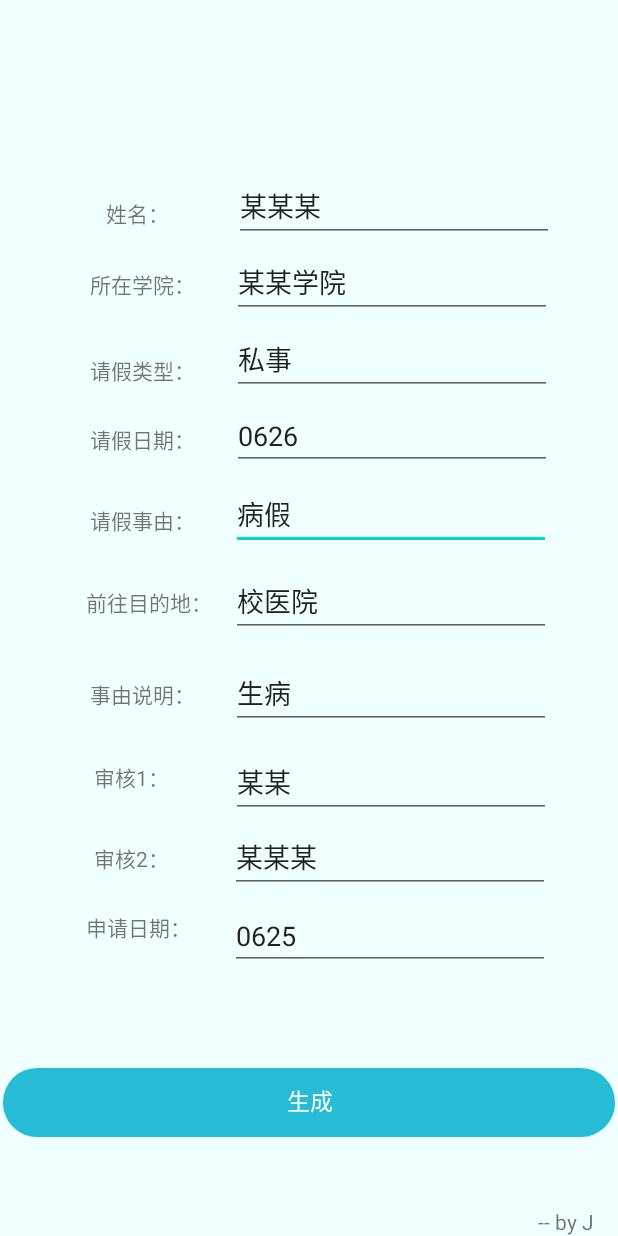
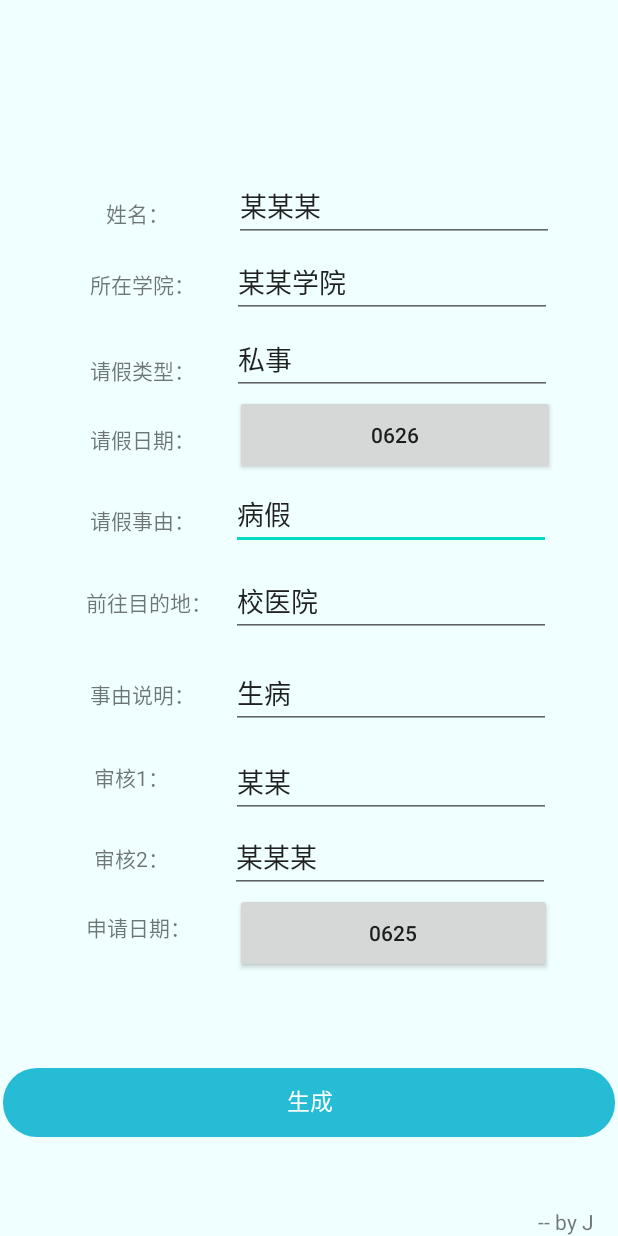
Before and after one commit to Jepson-Song/leave, an Android app: the screen it shows after launch (MainActivity), on a phone screen of 412 x 824 dp. Run offline under Robolectric (Android 15) with nearby library versions, the phone set to English and light mode, and no system bars.

Commit message:
增加从日历选择日期功能

```diff
--- a/app/src/main/java/com/example/test/MainActivity.java
+++ b/app/src/main/java/com/example/test/MainActivity.java
@@ -3,6 +3,7 @@ package com.example.test;
 import androidx.appcompat.app.AppCompatActivity;
 
 import android.Manifest;
+import android.app.DatePickerDialog;
 import android.content.Context;
 import android.content.Intent;
 import android.content.SharedPreferences;
@@ -12,14 +13,17 @@ import android.os.Bundle;
 import android.os.Environment;
 import android.os.Handler;
 import android.os.Message;
+import android.text.TextUtils;
 import android.util.Log;
 import android.view.View;
 import android.webkit.WebSettings;
 import android.webkit.WebView;
 import android.webkit.WebViewClient;
 import android.widget.Button;
+import android.widget.DatePicker;
 import android.widget.EditText;
 import android.widget.TextView;
+import android.widget.TimePicker;
 import android.widget.Toast;
 
 import com.example.test.ui.ProgressButton;
@@ -36,7 +40,11 @@ import java.io.IOException;
 import java.io.InputStream;
 import java.io.InputStreamReader;
 import java.io.OutputStream;
+import java.text.SimpleDateFormat;
+import java.util.Calendar;
+import java.util.Date;
 import java.util.LinkedList;
+import java.util.Locale;
 
 public class MainActivity extends AppCompatActivity {
     private static final String TAG = "MainActivity";
@@ -45,9 +53,9 @@ public class MainActivity extends AppCompatActivity {
 
     //private Button btCreate;
     //private TextView tvName, tvSchool, tvType, tvDate, tvReason, tvDestination, tvExplain, tvReviewer1, tvReviewer2;
-    private EditText etName, etSchool, etType, etDate, etReason, etDestination, etExplain, etReviewer1, etReviewer2, etAppicationDate;
+    private EditText etName, etSchool, etType,  etReason, etDestination, etExplain, etReviewer1, etReviewer2;//etDate,etAppicationDate;
     private String strName, strSchool, strType, strDate, strReason, strDestination, strExplain, strReviewer1, strReviewer2;
-    private int intDate, intMonth, intDay;
+    private int intDate, intYear, intMonth, intDay;
     private String strMonth, strDay, strName2, strReviewer12, strReviewer22;
 
     private String leaveName = "请假.html";
@@ -62,7 +70,7 @@ public class MainActivity extends AppCompatActivity {
     private String strEnd = "2020-06-28 19时";
     private String strApplicationTime = "06-25 12:14";
     private String strApplicationDate, strApplicationMonth, strApplicationDay;
-    private int intApplicationDate, intApplicationMonth, intApplicationDay;
+    private int intApplicationDate, intApplicationYear, intApplicationMonth, intApplicationDay;
     private String strRev1Pass = "四五六审核（已通过）";
     private String strRev1Time = "06-25 13:25";
     private String strRev2Pass = "七八九审核（已通过）";
@@ -80,8 +88,24 @@ public class MainActivity extends AppCompatActivity {
     //用SharedPreferences存储用户输入的数据
     private SharedPreferences sp;
 
-    ProgressButton pb_button;
+    ProgressButton pb_button; //动画按钮
 
+    private DatePicker datapicker;
+    private Calendar cal;//显示当前日期
+    private int year;
+    private int month;
+    private int day;
+    private int hour;
+    private int minute;
+
+
+
+    //日期对话框
+    private DatePickerDialog datePickerDialog ;
+    private EditText editText ;
+    private Button btDate, btApplicationDate;
+
+    private int tmpYear, tmpMonth, tmpDay;
 
     @Override
     protected void onCreate(Bundle savedInstanceState) {
@@ -92,46 +116,44 @@ public class MainActivity extends AppCompatActivity {
 
         //网页以及相关资源文件存储在sd卡中的新位置
         newPath = context.getExternalFilesDir(Environment.DIRECTORY_PICTURES).getAbsolutePath();
-        Log.d(TAG, "onCreate: newPath="+newPath);
+        Log.d(TAG, "onCreate: newPath=" + newPath);
 
         //newLeavePath = newPath + File.separator + leaveName;
         //Log.d(TAG, "onCreate: newLeavePath="+newLeavePath);
         //leave文件夹在sd卡内的新位置
         newLeaveDirPath = newPath + File.separator + leaveDirName;
-        Log.d(TAG, "onCreate: newLeaveDirPath="+newLeaveDirPath);
+        Log.d(TAG, "onCreate: newLeaveDirPath=" + newLeaveDirPath);
         //newDelayPath = newPath + File.separator + delayName;
         //Log.d(TAG, "onCreate: newDelayPath="+newDelayPath);
         //delay文件夹在sd卡内的新位置
         newDelayDirPath = newPath + File.separator + delayDirName;
-        Log.d(TAG, "onCreate: newDelayDirPath="+newDelayDirPath);
+        Log.d(TAG, "onCreate: newDelayDirPath=" + newDelayDirPath);
         //newCancelPath = newPath + File.separator + cancelName;
         //Log.d(TAG, "onCreate: newCancelPath="+newCancelPath);
         //cancel文件夹在sd卡内的新位置
         newCancelDirPath = newPath + File.separator + cancelDirName;
-        Log.d(TAG, "onCreate: newCancelDirPath="+newCancelDirPath);
+        Log.d(TAG, "onCreate: newCancelDirPath=" + newCancelDirPath);
         //imges文件夹在sd卡内的新位置
         newImgDirPath = newPath + File.separator + imgDirName;
-        Log.d(TAG, "onCreate: newImgDirPath="+newImgDirPath);
+        Log.d(TAG, "onCreate: newImgDirPath=" + newImgDirPath);
 
         //检查APP权限
         //checkPermission();
 
         //调用控件
         etName = (EditText) findViewById(R.id.etName);
-        etSchool = (EditText)findViewById(R.id.etSchool);
+        etSchool = (EditText) findViewById(R.id.etSchool);
         etType = (EditText) findViewById(R.id.etType);
-        etDate = (EditText) findViewById(R.id.etDate);
+//        etDate = (EditText) findViewById(R.id.etDate);
         etReason = (EditText) findViewById(R.id.etReason);
         etDestination = (EditText) findViewById(R.id.etDestination);
         etExplain = (EditText) findViewById(R.id.etExplain);
         etReviewer1 = (EditText) findViewById(R.id.etReviewer1);
         etReviewer2 = (EditText) findViewById(R.id.etReviewer2);
-        etAppicationDate = (EditText)findViewById(R.id.etApplicationDate);
+//        etAppicationDate = (EditText) findViewById(R.id.etApplicationDate);
 
-        //初始化控件的值
-        initData();
 
-        pb_button=(ProgressButton)findViewById(R.id.pb_btn);
+        pb_button = (ProgressButton) findViewById(R.id.pb_btn);
         pb_button.setBgColor(Color.rgb(38, 188, 213));
         pb_button.setTextColor(Color.WHITE);
         pb_button.setProColor(Color.WHITE);
@@ -140,10 +162,64 @@ public class MainActivity extends AppCompatActivity {
             @Override
             public void onClick(View v) {
                 pb_button.startAnim();
-                Message m=mHandler.obtainMessage();
-                mHandler.sendMessageDelayed(m,1500);
+                Message m = mHandler.obtainMessage();
+                mHandler.sendMessageDelayed(m, 1500);
             }
         });
+
+        //初始化日历
+        Calendar calendar = Calendar.getInstance();
+        year = calendar.get(Calendar.YEAR);
+        month = calendar.get(Calendar.MONTH);
+        day = calendar.get(Calendar.DAY_OF_MONTH);
+        hour = calendar.get(Calendar.HOUR_OF_DAY);
+        minute = calendar.get(Calendar.MINUTE);
+
+        btDate = (Button)findViewById(R.id.btDate);
+        btDate.setOnClickListener(new View.OnClickListener() {
+            @Override
+            public void onClick(View v) {
+                new DatePickerDialog(MainActivity.this, new DatePickerDialog.OnDateSetListener() {
+                    @Override
+                    public void onDateSet(DatePicker view, int year, int month, int day) {
+                        month = month + 1;
+                        // TODO Auto-generated method stub
+//                        intYear = year;
+//                        intMonth = month;
+//                        intDay = day;
+//                        String text = year + "-" + (month + 1) + "-" + day;
+//                        btDate.setText(year + "-" + (month + 1) + "-" + day);
+//                        strDate = String.format("%02d", month)+String.format("%02d", day);
+                        btDate.setText(String.format("%02d", month)+String.format("%02d", day));
+                    }
+                }, year, month, day).show();
+            }
+        });
+
+        btApplicationDate = (Button)findViewById(R.id.btApplicationDate);
+        btApplicationDate.setOnClickListener(new View.OnClickListener() {
+            @Override
+            public void onClick(View v) {
+                new DatePickerDialog(MainActivity.this, new DatePickerDialog.OnDateSetListener() {
+                    @Override
+                    public void onDateSet(DatePicker view, int year, int month, int day) {
+                        month = month + 1;
+                        // TODO Auto-generated method stub
+//                        intApplicationYear = year;
+//                        intApplicationMonth = month;
+//                        intApplicationDay = day;
+//                        String text = year + "-" + (month + 1) + "-" + day;
+//                        btApplicationDate.setText(year + "-" + (month + 1) + "-" + day);
+//                        strApplicationDate = String.format("%02d", month)+String.format("%02d", day);
+                        btApplicationDate.setText(String.format("%02d", month)+String.format("%02d", day));
+                    }
+                }, year, month, day).show();
+            }
+        });
+
+
+        //初始化控件的值
+        initData();
 
     }
 
@@ -177,13 +253,13 @@ public class MainActivity extends AppCompatActivity {
         etName.setText(strName);
         etSchool.setText(strSchool);
         etType.setText(strType);
-        etDate.setText(strDate);
+        btDate.setText(strDate);
         etReason.setText(strReason);
         etDestination.setText(strDestination);
         etExplain.setText(strExplain);
         etReviewer1.setText(strReviewer1);
         etReviewer2.setText(strReviewer2);
-        etAppicationDate.setText(strApplicationDate);
+        btApplicationDate.setText(strApplicationDate);
     }
 
     /**
@@ -233,26 +309,29 @@ public class MainActivity extends AppCompatActivity {
         Log.d(TAG, "read: strSchool=" + strSchool);
         strType = etType.getText().toString().trim();
         Log.d(TAG, "read: strType=" + strType);
-        strDate = etDate.getText().toString().trim();
+        strDate = btDate.getText().toString().trim();
         Log.d(TAG, "read: strDate=" + strDate);
         strReason = etReason.getText().toString().trim();
         strDestination = etDestination.getText().toString().trim();
         strExplain = etExplain.getText().toString().trim();
         strReviewer1 = etReviewer1.getText().toString().trim();
         strReviewer2 = etReviewer2.getText().toString().trim();
-        strApplicationDate = etAppicationDate.getText().toString().trim();
+        strApplicationDate = btApplicationDate.getText().toString().trim();
 
         intDate = Integer.parseInt(strDate);
         intMonth = intDate / 100;
         intDay = intDate % 100;
+
         strMonth = String.format("%02d", intMonth);
         strDay = String.format("%02d", intDay);
 
         intApplicationDate = Integer.parseInt(strApplicationDate);
         intApplicationMonth = intApplicationDate / 100;
         intApplicationDay = intApplicationDate % 100;
+
         strApplicationMonth = String.format("%02d", intApplicationMonth);
         strApplicationDay = String.format("%02d", intApplicationDay);
+
         strApplicationTime = strApplicationMonth + "-" + strApplicationDay + " " + strApplicationHour;
         strRev1Time = strApplicationMonth + "-" + strApplicationDay + " " + strRev1Hour;
         strRev2Time = strApplicationMonth + "-" + strApplicationDay + " " + strRev2Hour;
--- a/app/src/main/res/layout/activity_main.xml
+++ b/app/src/main/res/layout/activity_main.xml
@@ -7,6 +7,28 @@
     android:background="#f0ffff"
     tools:context=".MainActivity">
 
+
+    <Button
+        android:id="@+id/btDate"
+        android:layout_width="213dp"
+        android:layout_height="53dp"
+        app:layout_constraintBottom_toBottomOf="parent"
+        app:layout_constraintEnd_toEndOf="parent"
+        app:layout_constraintHorizontal_bias="0.787"
+        app:layout_constraintStart_toStartOf="parent"
+        app:layout_constraintTop_toBottomOf="@+id/etType"
+        app:layout_constraintVertical_bias="0.0" />
+
+    <Button
+        android:id="@+id/btApplicationDate"
+        android:layout_width="211dp"
+        android:layout_height="53dp"
+        app:layout_constraintBottom_toBottomOf="parent"
+        app:layout_constraintEnd_toEndOf="parent"
+        app:layout_constraintHorizontal_bias="0.78"
+        app:layout_constraintStart_toStartOf="parent"
+        app:layout_constraintTop_toBottomOf="@+id/etReviewer2"
+        app:layout_constraintVertical_bias="0.0" />
 
     <TextView
         android:id="@+id/tvName"
@@ -78,22 +100,6 @@
         app:layout_constraintStart_toEndOf="@+id/tvName"
         app:layout_constraintTop_toTopOf="parent"
         app:layout_constraintVertical_bias="0.212" />
-
-    <EditText
-        android:id="@+id/etApplicationDate"
-        android:layout_width="wrap_content"
-        android:layout_height="wrap_content"
-        android:layout_marginEnd="13dp"
-        android:layout_marginRight="13dp"
-        android:ems="10"
-        android:inputType="textPersonName"
-        android:text="0625"
-        app:layout_constraintBottom_toBottomOf="parent"
-        app:layout_constraintEnd_toEndOf="parent"
-        app:layout_constraintHorizontal_bias="0.56"
-        app:layout_constraintStart_toEndOf="@+id/tvReviewer2"
-        app:layout_constraintTop_toTopOf="parent"
-        app:layout_constraintVertical_bias="0.772" />
 
     <TextView
         android:id="@+id/tvReason"
@@ -189,21 +195,6 @@
         app:layout_constraintRight_toRightOf="parent"
         app:layout_constraintTop_toTopOf="parent"
         app:layout_constraintVertical_bias="0.223" />
-
-    <EditText
-        android:id="@+id/etDate"
-        android:layout_width="wrap_content"
-        android:layout_height="wrap_content"
-        android:layout_marginEnd="13dp"
-        android:layout_marginRight="13dp"
-        android:ems="10"
-        android:text="0626"
-        app:layout_constraintBottom_toBottomOf="parent"
-        app:layout_constraintEnd_toEndOf="parent"
-        app:layout_constraintHorizontal_bias="0.576"
-        app:layout_constraintStart_toEndOf="@+id/tvName"
-        app:layout_constraintTop_toTopOf="parent"
-        app:layout_constraintVertical_bias="0.344" />
 
     <EditText
         android:id="@+id/etExplain"
```
